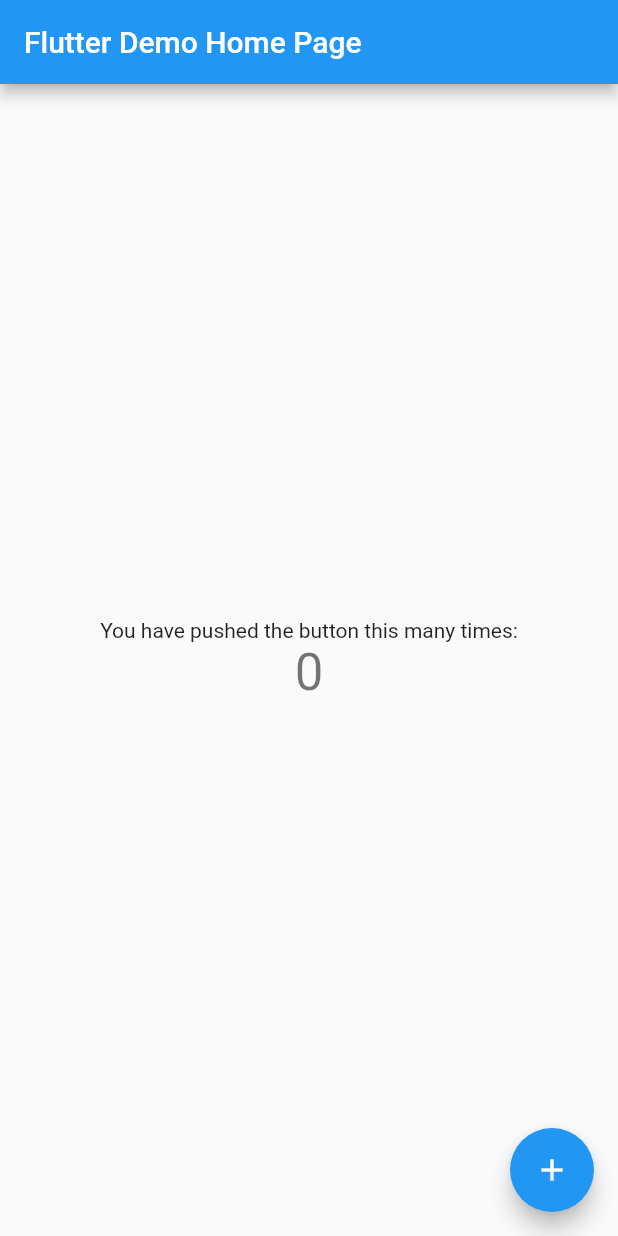
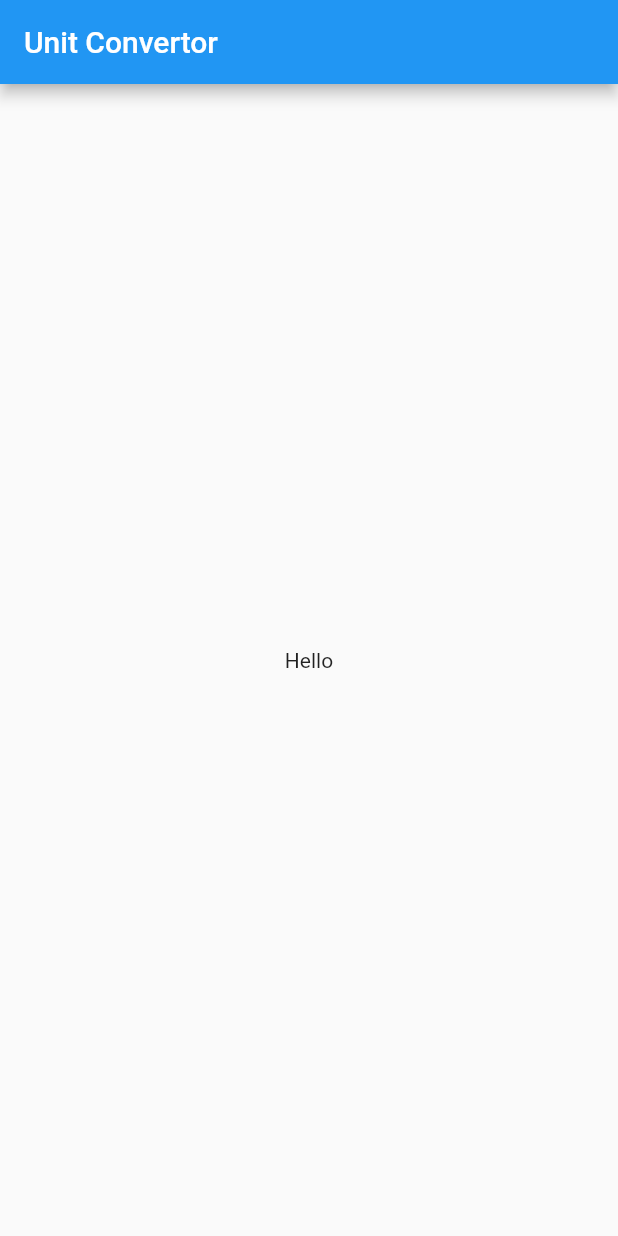
Before and after one commit to Mutembeijoe/flutter-ninja, a Flutter app: the screen it shows after launch, on a phone screen of 412 x 824 dp. Run offline on Flutter 3.47's test engine with Material 2 defaults, Android fonts, the phone set to English and light mode, and no system bars.

Commit message:
adds material design widget and a home screen wrapped in scaffold

```diff
--- a/lib/main.dart
+++ b/lib/main.dart
@@ -5,113 +5,26 @@ void main() {
 }
 
 class MyApp extends StatelessWidget {
-  // This widget is the root of your application.
   @override
   Widget build(BuildContext context) {
     return MaterialApp(
-      title: 'Flutter Demo',
-      theme: ThemeData(
-        // This is the theme of your application.
-        //
-        // Try running your application with "flutter run". You'll see the
-        // application has a blue toolbar. Then, without quitting the app, try
-        // changing the primarySwatch below to Colors.green and then invoke
-        // "hot reload" (press "r" in the console where you ran "flutter run",
-        // or simply save your changes to "hot reload" in a Flutter IDE).
-        // Notice that the counter didn't reset back to zero; the application
-        // is not restarted.
-        primarySwatch: Colors.blue,
-        // This makes the visual density adapt to the platform that you run
-        // the app on. For desktop platforms, the controls will be smaller and
-        // closer together (more dense) than on mobile platforms.
-        visualDensity: VisualDensity.adaptivePlatformDensity,
-      ),
-      home: MyHomePage(title: 'Flutter Demo Home Page'),
+      title: "Unit Convetor",
+      home: Home(),
     );
   }
 }
 
-class MyHomePage extends StatefulWidget {
-  MyHomePage({Key key, this.title}) : super(key: key);
-
-  // This widget is the home page of your application. It is stateful, meaning
-  // that it has a State object (defined below) that contains fields that affect
-  // how it looks.
-
-  // This class is the configuration for the state. It holds the values (in this
-  // case the title) provided by the parent (in this case the App widget) and
-  // used by the build method of the State. Fields in a Widget subclass are
-  // always marked "final".
-
-  final String title;
-
-  @override
-  _MyHomePageState createState() => _MyHomePageState();
-}
-
-class _MyHomePageState extends State<MyHomePage> {
-  int _counter = 0;
-
-  void _incrementCounter() {
-    setState(() {
-      // This call to setState tells the Flutter framework that something has
-      // changed in this State, which causes it to rerun the build method below
-      // so that the display can reflect the updated values. If we changed
-      // _counter without calling setState(), then the build method would not be
-      // called again, and so nothing would appear to happen.
-      _counter++;
-    });
-  }
-
+class Home extends StatelessWidget {
   @override
   Widget build(BuildContext context) {
-    // This method is rerun every time setState is called, for instance as done
-    // by the _incrementCounter method above.
-    //
-    // The Flutter framework has been optimized to make rerunning build methods
-    // fast, so that you can just rebuild anything that needs updating rather
-    // than having to individually change instances of widgets.
     return Scaffold(
       appBar: AppBar(
-        // Here we take the value from the MyHomePage object that was created by
-        // the App.build method, and use it to set our appbar title.
-        title: Text(widget.title),
+        title: Text("Unit Convertor"),
       ),
-      body: Center(
-        // Center is a layout widget. It takes a single child and positions it
-        // in the middle of the parent.
-        child: Column(
-          // Column is also a layout widget. It takes a list of children and
-          // arranges them vertically. By default, it sizes itself to fit its
-          // children horizontally, and tries to be as tall as its parent.
-          //
-          // Invoke "debug painting" (press "p" in the console, choose the
-          // "Toggle Debug Paint" action from the Flutter Inspector in Android
-          // Studio, or the "Toggle Debug Paint" command in Visual Studio Code)
-          // to see the wireframe for each widget.
-          //
-          // Column has various properties to control how it sizes itself and
-          // how it positions its children. Here we use mainAxisAlignment to
-          // center the children vertically; the main axis here is the vertical
-          // axis because Columns are vertical (the cross axis would be
-          // horizontal).
-          mainAxisAlignment: MainAxisAlignment.center,
-          children: <Widget>[
-            Text(
-              'You have pushed the button this many times:',
-            ),
-            Text(
-              '$_counter',
-              style: Theme.of(context).textTheme.headline4,
-            ),
-          ],
-        ),
+      body: Container(
+        alignment: Alignment(0, 0),
+        child: Text("Hello"),
       ),
-      floatingActionButton: FloatingActionButton(
-        onPressed: _incrementCounter,
-        tooltip: 'Increment',
-        child: Icon(Icons.add),
-      ), // This trailing comma makes auto-formatting nicer for build methods.
     );
   }
 }
```
